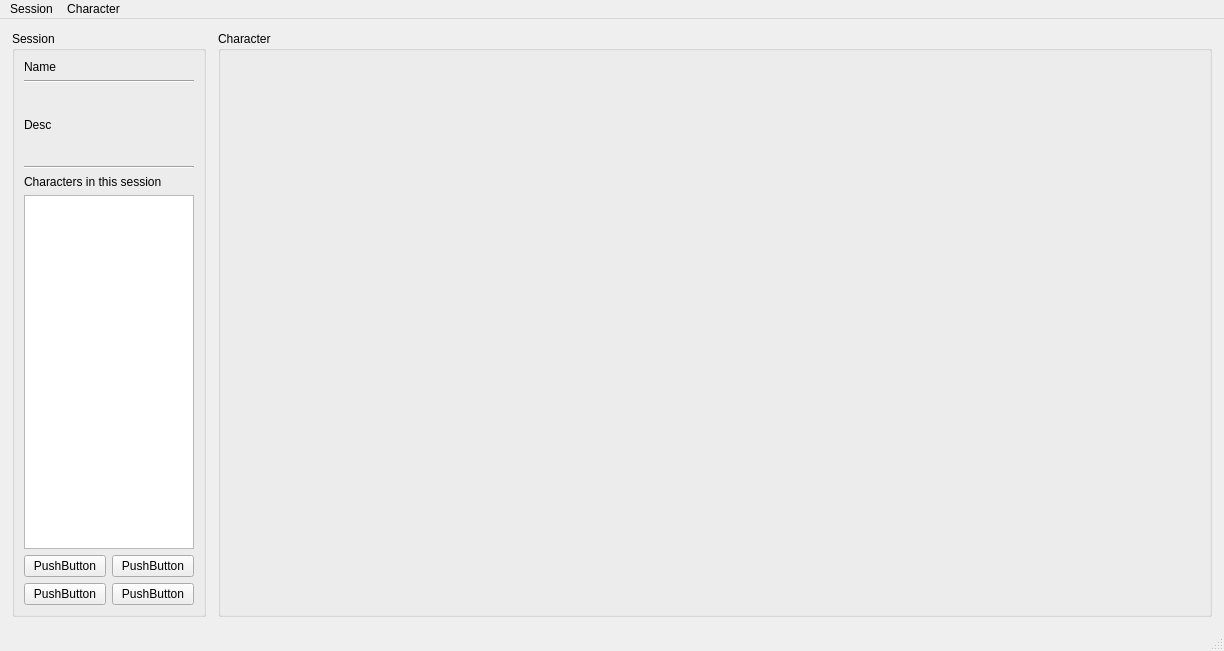
This is mainwindow.ui in Maciexpol/DeadLandsNPCGenerator as Qt 5 draws it before an edit. The edited form follows.
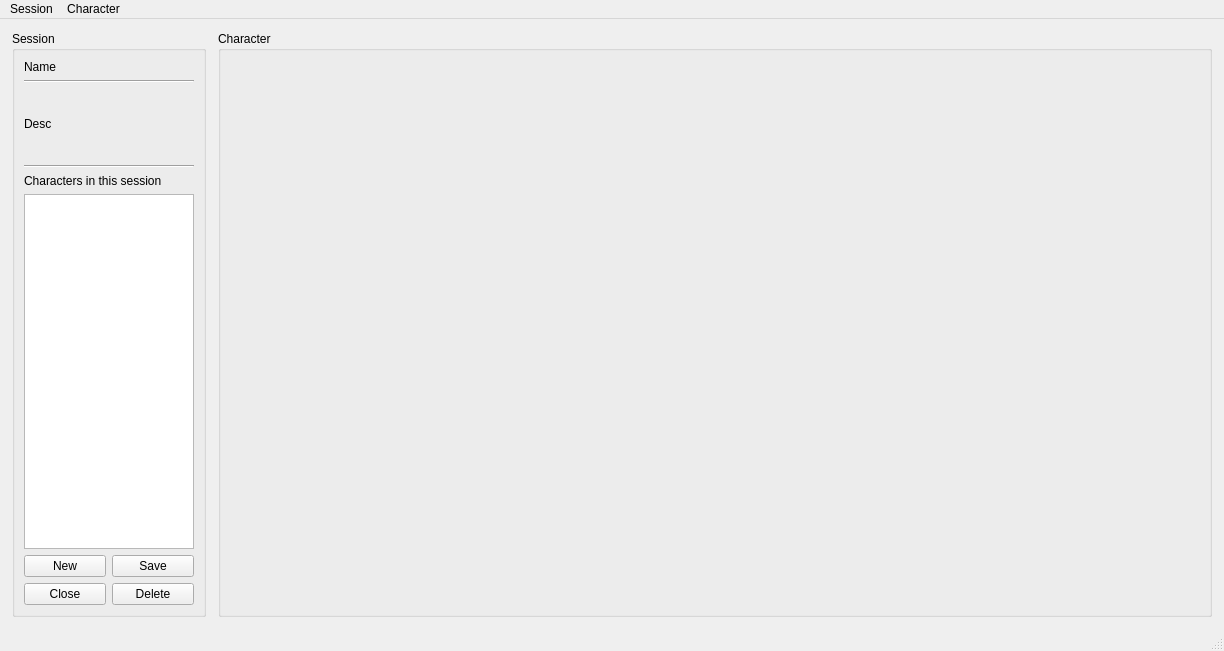
This is the edited form.

Commit message: Adds buttons to window

```diff
--- a/mainwindow.ui
+++ b/mainwindow.ui
@@ -63,6 +63,24 @@
          </item>
          <item>
           <widget class="QLabel" name="sessionDescription">
+           <property name="sizePolicy">
+            <sizepolicy hsizetype="Preferred" vsizetype="Maximum">
+             <horstretch>0</horstretch>
+             <verstretch>0</verstretch>
+            </sizepolicy>
+           </property>
+           <property name="minimumSize">
+            <size>
+             <width>0</width>
+             <height>0</height>
+            </size>
+           </property>
+           <property name="maximumSize">
+            <size>
+             <width>16777215</width>
+             <height>70</height>
+            </size>
+           </property>
            <property name="text">
             <string>Desc</string>
            </property>
@@ -90,28 +108,28 @@
            <item row="1" column="0">
             <widget class="QPushButton" name="pushButton_2">
              <property name="text">
-              <string>PushButton</string>
+              <string>New</string>
              </property>
             </widget>
            </item>
            <item row="2" column="0">
             <widget class="QPushButton" name="pushButton">
              <property name="text">
-              <string>PushButton</string>
+              <string>Close</string>
              </property>
             </widget>
            </item>
            <item row="1" column="1">
             <widget class="QPushButton" name="pushButton_3">
              <property name="text">
-              <string>PushButton</string>
+              <string>Save</string>
              </property>
             </widget>
            </item>
            <item row="2" column="1">
             <widget class="QPushButton" name="pushButton_4">
              <property name="text">
-              <string>PushButton</string>
+              <string>Delete</string>
              </property>
             </widget>
            </item>
```
Left out of the diff: 16 changed lines with no effect on the pictures.
